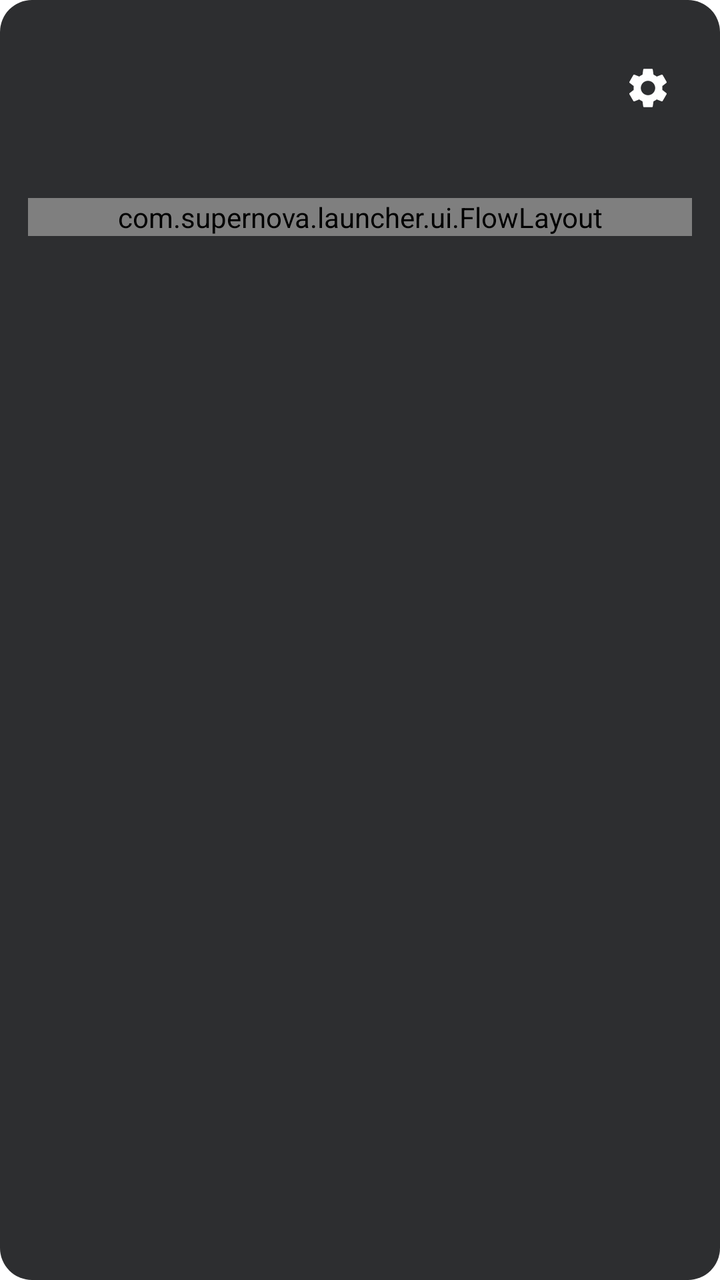
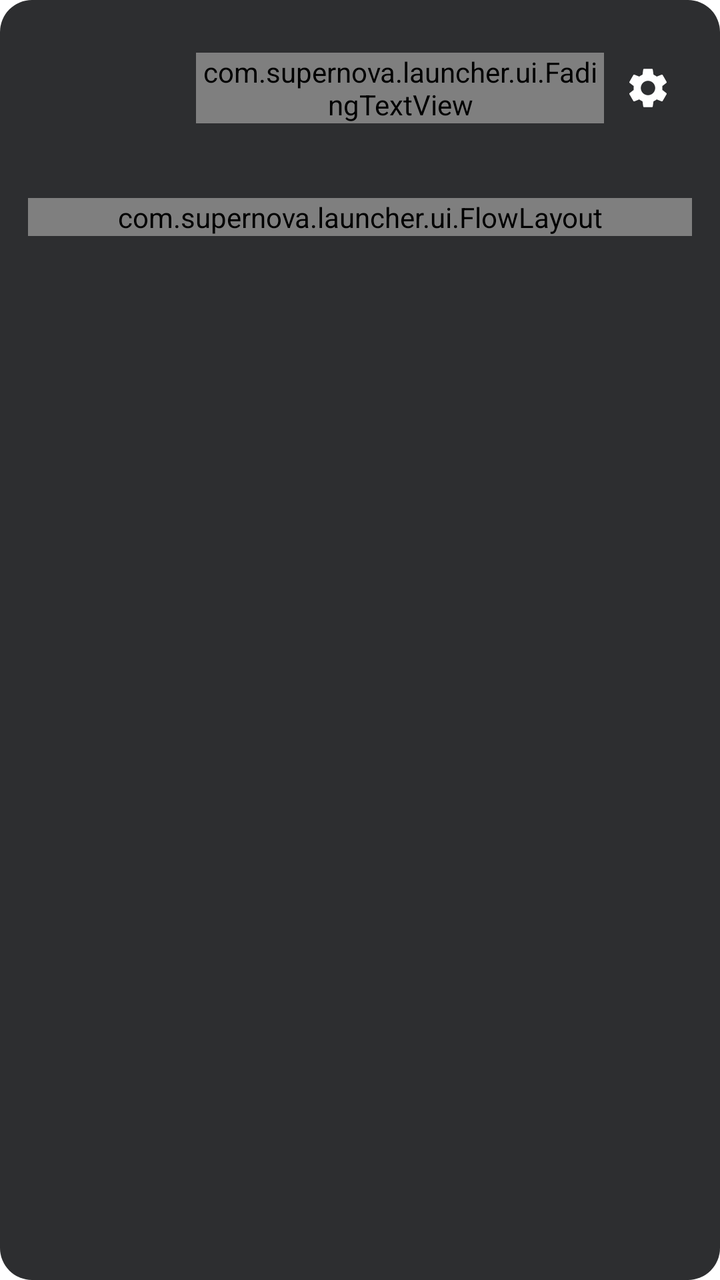

Compare the two renders of this Android layout. The source of the first and the diff that turns it into the second are given below.
<!-- AndroidManifest.xml: application theme Theme.Supernova -->
<!-- res/layout/item_search_top_hit.xml -->
<?xml version="1.0" encoding="utf-8"?>
<LinearLayout xmlns:android="http://schemas.android.com/apk/res/android"
    android:layout_width="match_parent"
    android:layout_height="wrap_content"
    android:layout_marginHorizontal="16dp"
    android:layout_marginVertical="6dp"
    android:background="@drawable/bg_feed_card"
    android:orientation="vertical"
    android:paddingHorizontal="14dp"
    android:paddingTop="12dp"
    android:paddingBottom="12dp">

    <LinearLayout
        android:id="@+id/topHitRow"
        android:layout_width="match_parent"
        android:layout_height="wrap_content"
        android:background="?attr/selectableItemBackground"
        android:gravity="center_vertical"
        android:orientation="horizontal">

        <ImageView
            android:id="@+id/topHitIcon"
            android:layout_width="64dp"
            android:layout_height="64dp"
            android:layout_marginEnd="20dp"
            android:importantForAccessibility="no" />

        <TextView
            android:id="@+id/topHitLabel"
            android:layout_width="0dp"
            android:layout_height="wrap_content"
            android:layout_weight="1"
            android:ellipsize="end"
            android:maxLines="1"
            android:textSize="24sp" />

        <ImageButton
            android:id="@+id/topHitInfo"
            android:layout_width="44dp"
            android:layout_height="44dp"
            android:background="?attr/selectableItemBackgroundBorderless"
            android:contentDescription="@string/app_info"
            android:src="@drawable/ic_tab_settings" />
    </LinearLayout>

    <View
        android:id="@+id/topHitDivider"
        android:layout_width="match_parent"
        android:layout_height="1dp"
        android:layout_marginTop="12dp"
        android:importantForAccessibility="no" />

    <com.supernova.launcher.ui.FlowLayout
        android:id="@+id/topHitShortcuts"
        android:layout_width="match_parent"
        android:layout_height="wrap_content"
        android:layout_marginTop="10dp" />
</LinearLayout>
<!-- resources referenced by this layout -->
<resources>
  <!-- drawable bg_feed_card (drawable) -->
  <?xml version="1.0" encoding="utf-8"?>
  <shape xmlns:android="http://schemas.android.com/apk/res/android"
      android:shape="rectangle">
      <corners android:radius="16dp" />
      <solid android:color="#F0202124" />
  </shape>
  <string name="app_info">App Info</string>
  <color name="accent">#2E89FF</color>
  <color name="rippleHighlight">#1A000000</color>
  <color name="accentBlueText">@color/accentBlue</color>
  <style name="Widget.Supernova.CheckBox" parent="Widget.MaterialComponents.CompoundButton.CheckBox">
          <item name="android:button">@drawable/checkbox_box</item>
          <item name="buttonCompat">@drawable/checkbox_box</item>
          <item name="buttonIcon">@null</item>
          <item name="buttonTint">@null</item>
          <item name="useMaterialThemeColors">false</item>
          <item name="android:textColor">@color/textPrimary</item>
      </style>
  <style name="Widget.Supernova.RadioButton" parent="Widget.MaterialComponents.CompoundButton.RadioButton">
          <item name="buttonTint">@color/selection_control_tint</item>
          <item name="android:textColor">@color/textPrimary</item>
      </style>
  <style name="Widget.Supernova.Switch" parent="Widget.MaterialComponents.CompoundButton.Switch">
          <item name="android:textColor">@color/textPrimary</item>
      </style>
  <color name="textPrimary">#11161D</color>
  <color name="textSecondary">#B011161D</color>
  <color name="surface">#FFFFFF</color>
  <color name="onAccent">#FFFFFFFF</color>
  <color name="accentBlue">#2E89FF</color>
  <color name="raised">#FFFFFF</color>
  <style name="ShapeAppearanceOverlay.Supernova.Dialog" parent="">
          <item name="cornerFamily">rounded</item>
          <item name="cornerSize">28dp</item>
      </style>
  <style name="TextAppearance.Supernova.DialogTitle" parent="MaterialAlertDialog.MaterialComponents.Title.Text">
          <item name="android:textColor">@color/textPrimary</item>
          <item name="android:textSize">22sp</item>
          <item name="android:fontFamily">sans-serif-medium</item>
      </style>
  <style name="TextAppearance.Supernova.DialogBody" parent="MaterialAlertDialog.MaterialComponents.Body.Text">
          <item name="android:textColor">@color/textSecondary</item>
          <item name="android:textSize">15sp</item>
          <item name="android:lineSpacingMultiplier">1.15</item>
      </style>
  <!-- drawable bg_dialog_window (drawable) -->
  <?xml version="1.0" encoding="utf-8"?>
  <inset xmlns:android="http://schemas.android.com/apk/res/android"
      android:insetLeft="24dp"
      android:insetRight="24dp"
      android:insetTop="16dp"
      android:insetBottom="16dp">
      <shape android:shape="rectangle">
          <corners android:radius="28dp" />
          <solid android:color="@color/raised" />
      </shape>
  </inset>
  <style name="Widget.Supernova.BottomSheet" parent="Widget.MaterialComponents.BottomSheet.Modal">
          <item name="backgroundTint">@color/raised</item>
          <item name="shapeAppearanceOverlay">@style/ShapeAppearanceOverlay.Supernova.BottomSheet</item>
          <item name="android:elevation">0dp</item>
          
          <item name="behavior_skipCollapsed">true</item>
          
          <item name="shouldRemoveExpandedCorners">false</item>
      </style>
  <style name="ShapeAppearanceOverlay.Supernova.BottomSheet" parent="">
          <item name="cornerFamily">rounded</item>
          <item name="cornerSizeTopLeft">28dp</item>
          <item name="cornerSizeTopRight">28dp</item>
          <item name="cornerSizeBottomLeft">0dp</item>
          <item name="cornerSizeBottomRight">0dp</item>
      </style>
  <!-- unchanged entries left out for length: 11 -->
</resources>

<!-- the commit's change to res/layout/item_search_top_hit.xml (unified diff, before → after) -->
@@ -25,12 +25,11 @@
             android:layout_marginEnd="20dp"
             android:importantForAccessibility="no" />
 
-        <TextView
+        <com.supernova.launcher.ui.FadingTextView
             android:id="@+id/topHitLabel"
             android:layout_width="0dp"
             android:layout_height="wrap_content"
             android:layout_weight="1"
-            android:ellipsize="end"
             android:maxLines="1"
             android:textSize="24sp" />
 
